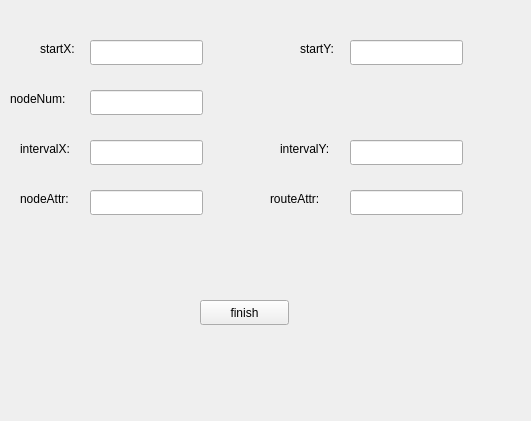
This is CORE/mywidget.ui in UnderValley/SRTP as Qt 5 draws it before an edit. The edited form follows.
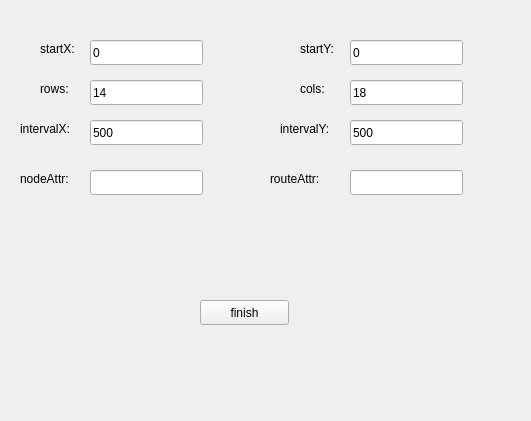
This is the edited form.

What changed in the file:
```diff
--- a/CORE/mywidget.ui
+++ b/CORE/mywidget.ui
@@ -48,6 +48,9 @@
      <height>25</height>
     </rect>
    </property>
+   <property name="text">
+    <string>0</string>
+   </property>
   </widget>
   <widget class="QLineEdit" name="tx_startY">
    <property name="geometry">
@@ -58,35 +61,15 @@
      <height>25</height>
     </rect>
    </property>
-  </widget>
-  <widget class="QLineEdit" name="tx_noedNum">
-   <property name="geometry">
-    <rect>
-     <x>90</x>
-     <y>90</y>
-     <width>113</width>
-     <height>25</height>
-    </rect>
-   </property>
-  </widget>
-  <widget class="QLabel" name="label_3">
-   <property name="geometry">
-    <rect>
-     <x>10</x>
-     <y>90</y>
-     <width>71</width>
-     <height>17</height>
-    </rect>
-   </property>
    <property name="text">
-    <string>nodeNum:</string>
+    <string>0</string>
    </property>
   </widget>
   <widget class="QLabel" name="label_4">
    <property name="geometry">
     <rect>
      <x>280</x>
-     <y>140</y>
+     <y>120</y>
      <width>67</width>
      <height>17</height>
     </rect>
@@ -99,27 +82,33 @@
    <property name="geometry">
     <rect>
      <x>90</x>
-     <y>140</y>
+     <y>120</y>
      <width>113</width>
      <height>25</height>
     </rect>
    </property>
+   <property name="text">
+    <string>500</string>
+   </property>
   </widget>
   <widget class="QLineEdit" name="tx_intervalY">
    <property name="geometry">
     <rect>
      <x>350</x>
-     <y>140</y>
+     <y>120</y>
      <width>113</width>
      <height>25</height>
     </rect>
    </property>
+   <property name="text">
+    <string>500</string>
+   </property>
   </widget>
   <widget class="QLabel" name="label_5">
    <property name="geometry">
     <rect>
      <x>20</x>
-     <y>140</y>
+     <y>120</y>
      <width>67</width>
      <height>17</height>
     </rect>
@@ -132,7 +121,7 @@
    <property name="geometry">
     <rect>
      <x>20</x>
-     <y>190</y>
+     <y>170</y>
      <width>67</width>
      <height>17</height>
     </rect>
@@ -145,7 +134,7 @@
    <property name="geometry">
     <rect>
      <x>90</x>
-     <y>190</y>
+     <y>170</y>
      <width>113</width>
      <height>25</height>
     </rect>
@@ -155,7 +144,7 @@
    <property name="geometry">
     <rect>
      <x>350</x>
-     <y>190</y>
+     <y>170</y>
      <width>113</width>
      <height>25</height>
     </rect>
@@ -165,7 +154,7 @@
    <property name="geometry">
     <rect>
      <x>270</x>
-     <y>190</y>
+     <y>170</y>
      <width>71</width>
      <height>17</height>
     </rect>
@@ -187,6 +176,58 @@
     <string>finish</string>
    </property>
   </widget>
+  <widget class="QLineEdit" name="tx_cols">
+   <property name="geometry">
+    <rect>
+     <x>350</x>
+     <y>80</y>
+     <width>113</width>
+     <height>25</height>
+    </rect>
+   </property>
+   <property name="text">
+    <string>18</string>
+   </property>
+  </widget>
+  <widget class="QLabel" name="label_8">
+   <property name="geometry">
+    <rect>
+     <x>40</x>
+     <y>80</y>
+     <width>67</width>
+     <height>17</height>
+    </rect>
+   </property>
+   <property name="text">
+    <string>rows:</string>
+   </property>
+  </widget>
+  <widget class="QLabel" name="label_9">
+   <property name="geometry">
+    <rect>
+     <x>300</x>
+     <y>80</y>
+     <width>67</width>
+     <height>17</height>
+    </rect>
+   </property>
+   <property name="text">
+    <string>cols:</string>
+   </property>
+  </widget>
+  <widget class="QLineEdit" name="tx_rows">
+   <property name="geometry">
+    <rect>
+     <x>90</x>
+     <y>80</y>
+     <width>113</width>
+     <height>25</height>
+    </rect>
+   </property>
+   <property name="text">
+    <string>14</string>
+   </property>
+  </widget>
  </widget>
  <resources/>
  <connections/>
```
